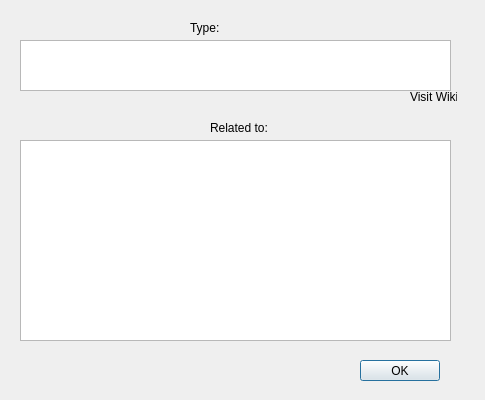
Above: infowindow.ui from hrafnkelli14/Verklegt-verkefni-3 before the change. Below: the same form after it.
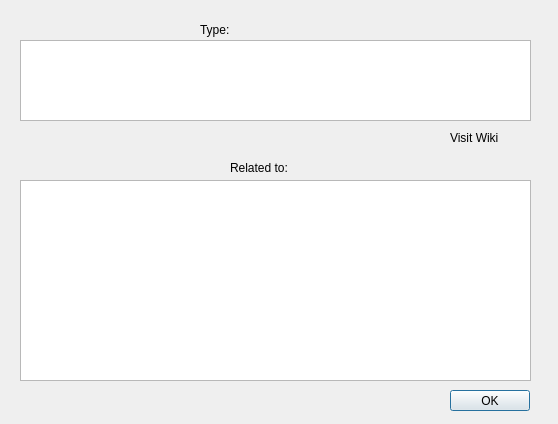
That is the form after the change.

What changed in the file:
```diff
--- a/infowindow.ui
+++ b/infowindow.ui
@@ -6,8 +6,8 @@
    <rect>
     <x>0</x>
     <y>0</y>
-    <width>485</width>
-    <height>400</height>
+    <width>558</width>
+    <height>424</height>
    </rect>
   </property>
   <property name="windowTitle">
@@ -16,10 +16,10 @@
   <widget class="QLabel" name="wikiLabel">
    <property name="geometry">
     <rect>
-     <x>410</x>
-     <y>90</y>
-     <width>47</width>
-     <height>13</height>
+     <x>450</x>
+     <y>130</y>
+     <width>71</width>
+     <height>16</height>
     </rect>
    </property>
    <property name="text">
@@ -30,8 +30,8 @@
    <property name="geometry">
     <rect>
      <x>20</x>
-     <y>140</y>
-     <width>431</width>
+     <y>180</y>
+     <width>511</width>
      <height>201</height>
     </rect>
    </property>
@@ -41,16 +41,16 @@
     <rect>
      <x>20</x>
      <y>40</y>
-     <width>431</width>
-     <height>51</height>
+     <width>511</width>
+     <height>81</height>
     </rect>
    </property>
   </widget>
   <widget class="QLabel" name="label">
    <property name="geometry">
     <rect>
-     <x>210</x>
-     <y>120</y>
+     <x>230</x>
+     <y>160</y>
      <width>81</width>
      <height>16</height>
     </rect>
@@ -62,10 +62,10 @@
   <widget class="QLabel" name="typeLabel">
    <property name="geometry">
     <rect>
-     <x>190</x>
+     <x>200</x>
      <y>20</y>
-     <width>101</width>
-     <height>16</height>
+     <width>151</width>
+     <height>20</height>
     </rect>
    </property>
    <property name="text">
@@ -75,8 +75,8 @@
   <widget class="QPushButton" name="pushButton">
    <property name="geometry">
     <rect>
-     <x>360</x>
-     <y>360</y>
+     <x>450</x>
+     <y>390</y>
      <width>80</width>
      <height>21</height>
     </rect>
```
